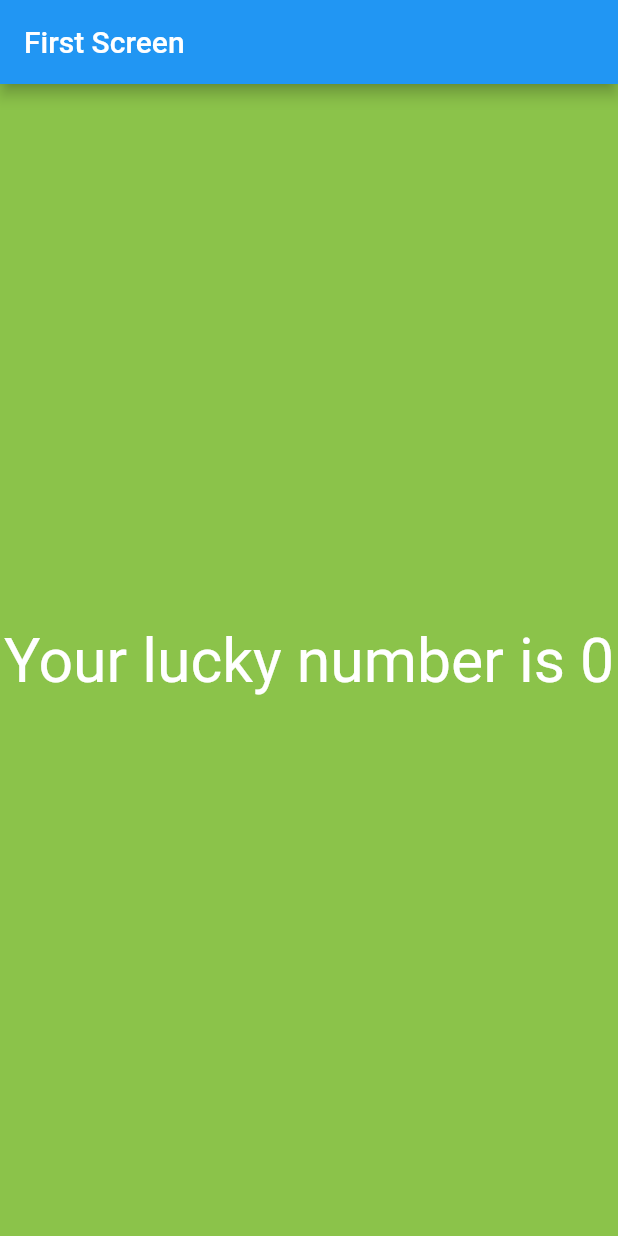
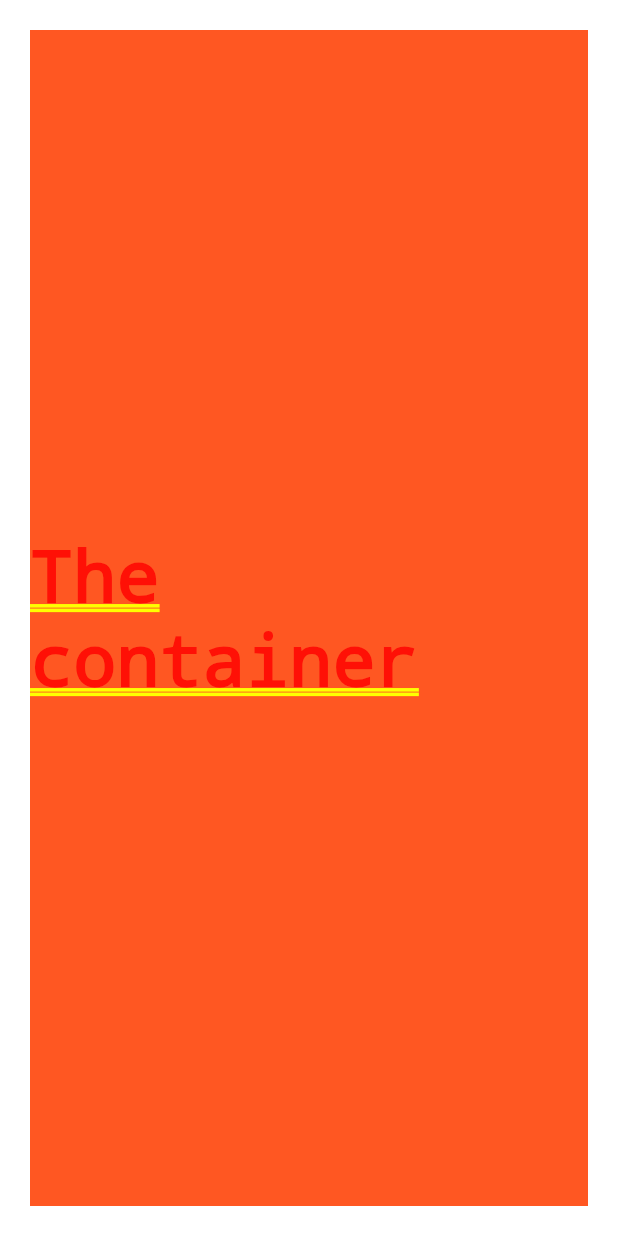
Before and after one commit to madhankumardroid/SHCourse, a Flutter app: the screen it shows after launch, on a phone screen of 412 x 824 dp. Run offline on Flutter 3.47's test engine with Material 2 defaults, Android fonts, the phone set to English and light mode, and no system bars.

Commit message:
For learning Box Widgets(like Center widget), applying margin and padding.

```diff
--- a/flutter_app/lib/app_screens/first_screen.dart
+++ /dev/null
@@ -1,17 +0,0 @@
-import 'package:flutter/material.dart';
-import 'dart:math';
-
-class FirstScreen extends StatelessWidget {
-  @override
-  Widget build(BuildContext context) {
-    //This is method is called when FirstScreen() is called
-    return Material(
-        color: Colors.lightGreen,
-        child: Center(
-            child: Text(generateLuckyNumber(),
-                textDirection: TextDirection.ltr,
-                style: TextStyle(color: Colors.white, fontSize: 40.5))));
-  }
-
-  String generateLuckyNumber() => "Your lucky number is ${Random().nextInt(10)}";
-}
--- /dev/null
+++ b/flutter_app/lib/app_screens/home.dart
@@ -0,0 +1,25 @@
+import 'package:flutter/material.dart';
+
+class Home extends StatelessWidget {
+  @override
+  Widget build(BuildContext context) {
+    return Center(
+        child: Container(
+            alignment: Alignment.center,
+            color: Colors.deepOrange,
+//The width and height are completely ignored.
+            //Each widget in Flutter has some dimension. We can call a widget as a box. So, this container is a box.
+            //Each box in widget follows some guidelines to attain some width and height depending on the child and parent's width and height.
+            //Such guidelines are called Box Constraints.
+            //Here the Container widget is the child of the MaterialApp widget. The width and height of the MaterialApp is being passed to the Container widget.
+            //The container widget instead of using its own width and height, acquiring the height and width of its parent widget(MaterialApp).
+            //To make the container use its own width and height instead of its parent, we need to use center widget. The center widget gives priority to the width and height of its child widget.
+//        width: 200.0,
+//        height: 200.0,
+            //Commenting for apply margin
+//            width: 200.0,
+//            height: 100.0,
+            margin: EdgeInsets.all(20.0),
+            child: Text("The container", textDirection: TextDirection.ltr)));
+  }
+}
--- a/flutter_app/lib/main.dart
+++ b/flutter_app/lib/main.dart
@@ -1,17 +1,10 @@
 import 'package:flutter/material.dart';
-import 'package:flutter_app/app_screens/first_screen.dart';
 
-void main() => runApp(MyApp());
+import 'app_screens/home.dart';
 
-class MyApp extends StatelessWidget {
-  @override
-  Widget build(BuildContext context) {
-    //This method is called by the framework when MyApp() is called
-    return MaterialApp(
-        debugShowCheckedModeBanner: false,
-        //To remove debug mode banner while running the app
-        title: "My Flutter App",
-        home: Scaffold(
-            appBar: AppBar(title: Text("First Screen")), body: FirstScreen()));
-  }
+void main() {
+  runApp(new MaterialApp(
+    title: "Exploring UI Widgets",
+    home: new Home(),
+  ));
 }
```
